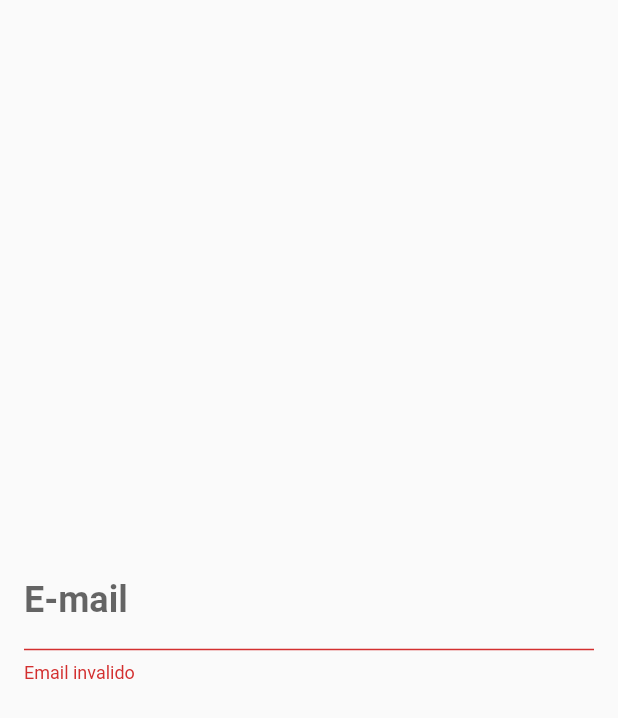
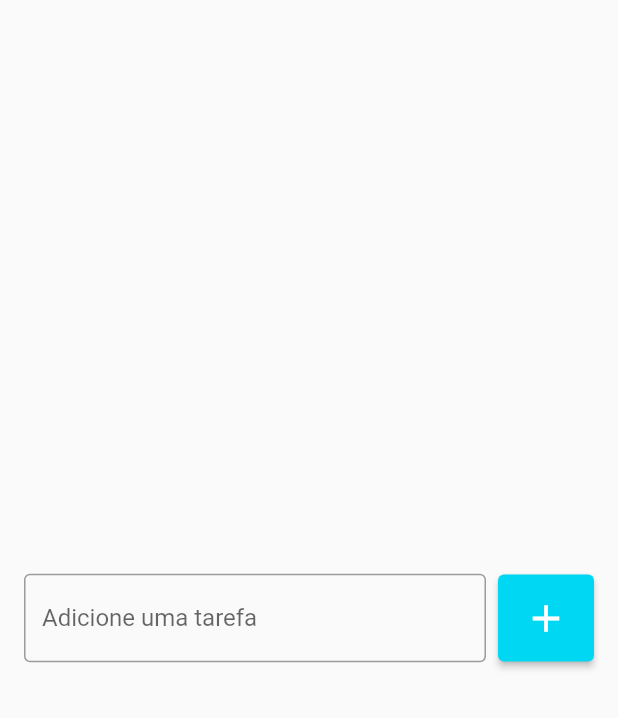
Before and after one commit to andrejcamillo/todo_list, a Flutter app: the screen it shows after launch, on a phone screen of 412 x 824 dp. Shown: the top 718 px of the screen. Run offline on Flutter 3.47's test engine with Material 2 defaults, Android fonts, the phone set to English and light mode, and no system bars.

Commit message:
Criando campos de texto

```diff
--- a/lib/pages/todo_list_page.dart
+++ b/lib/pages/todo_list_page.dart
@@ -8,28 +8,38 @@ class TodoListPage extends StatelessWidget {
     return Scaffold(
         body: Center(
             child: Padding(
-          padding: const EdgeInsets.all(16),
+              padding: const EdgeInsets.symmetric(horizontal: 16),
+              child: Row(
+                children: [
+                  Expanded(
                     child: TextField(
                       decoration: InputDecoration(
-              labelText: 'E-mail',
-              hintText: 'exemplo@exemplo.com',
-              //border: OutlineInputBorder(),
-              errorText: 'Email invalido',
-              prefixText: 'R\$ ',
-              suffixText: 'cm',
-              labelStyle: TextStyle(
-                fontSize: 24,
+                        border: OutlineInputBorder(),
+                        labelText: 'Adicione uma tarefa',
+                        hintText: 'Ex: Estudar Flutter',
                       ),
                     ),
-            //obscureText: true,
-            keyboardType: TextInputType.emailAddress,
-            style: TextStyle(
-              fontWeight: FontWeight.w700,
-              color: Colors.purple,
                   ),
+                  SizedBox(width: 8),
+                  ElevatedButton(
+                      onPressed: () {},
+                      style: ElevatedButton.styleFrom(
+                        primary: Color(0xff00d7f2),
+                        padding: EdgeInsets.all(14),
+                      ),
+                      child: Icon(
+                        Icons.add,
+                        size: 30,
+                      ),
+                  )
+                ],
               ),
             ),
         ),
     );
   }
+
+
+
+
 }
```
Also changed, not shown: 2 other files. Lines whose indentation alone changed are shown as unchanged.
